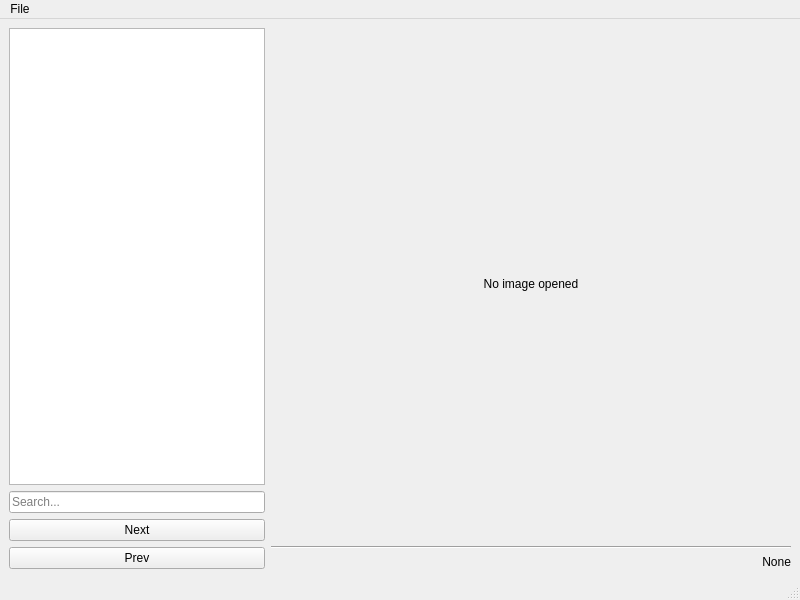
Before: the Qt Designer form ui/main_window.ui in Garik-Mk/boo-anot, drawn with Qt 5.
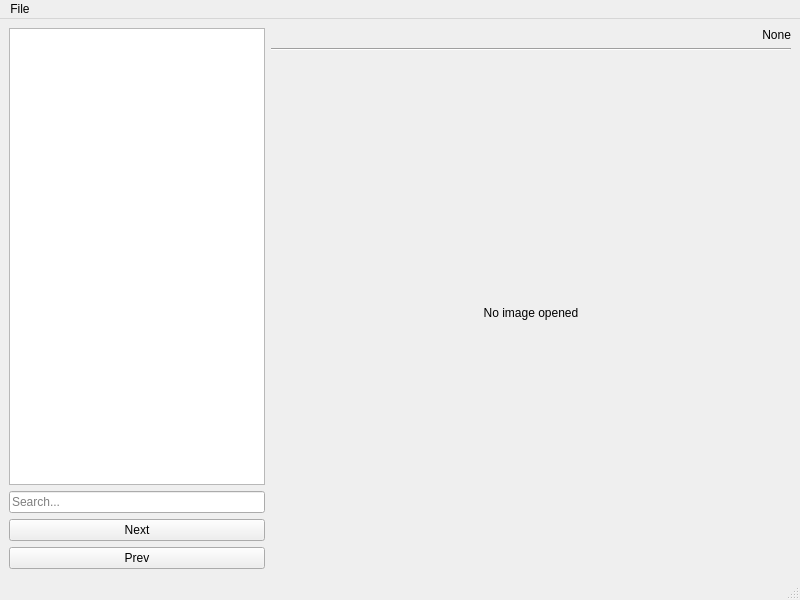
After: the same form once the commit is applied.

Diff of the .ui file:
```diff
--- a/ui/main_window.ui
+++ b/ui/main_window.ui
@@ -44,7 +44,24 @@
      </layout>
     </item>
     <item>
-     <layout class="QVBoxLayout" name="verticalLayout_2" stretch="1,0,0">
+     <layout class="QVBoxLayout" name="verticalLayout_2" stretch="0,0,1">
+      <item>
+       <widget class="QLabel" name="current_label">
+        <property name="text">
+         <string>None</string>
+        </property>
+        <property name="alignment">
+         <set>Qt::AlignRight|Qt::AlignTrailing|Qt::AlignVCenter</set>
+        </property>
+       </widget>
+      </item>
+      <item>
+       <widget class="Line" name="line">
+        <property name="orientation">
+         <enum>Qt::Horizontal</enum>
+        </property>
+       </widget>
+      </item>
       <item>
        <widget class="QLabel" name="image_label">
         <property name="text">
@@ -58,23 +75,6 @@
         </property>
        </widget>
       </item>
-      <item>
-       <widget class="Line" name="line">
-        <property name="orientation">
-         <enum>Qt::Horizontal</enum>
-        </property>
-       </widget>
-      </item>
-      <item>
-       <widget class="QLabel" name="current_label">
-        <property name="text">
-         <string>None</string>
-        </property>
-        <property name="alignment">
-         <set>Qt::AlignRight|Qt::AlignTrailing|Qt::AlignVCenter</set>
-        </property>
-       </widget>
-      </item>
      </layout>
     </item>
    </layout>
```
